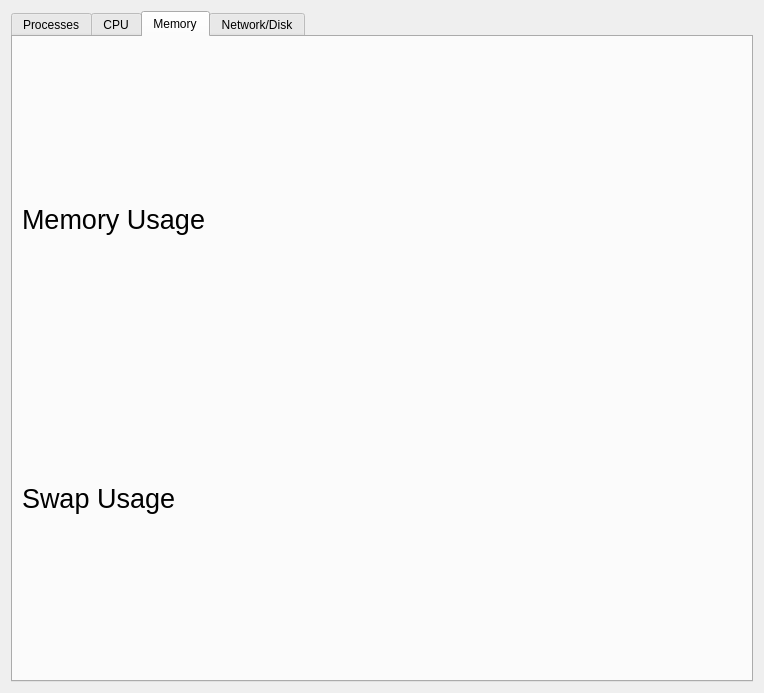
Old version of the form UI/task_manager.ui in the repository bhatnitish1998/SL_Task_Manager.
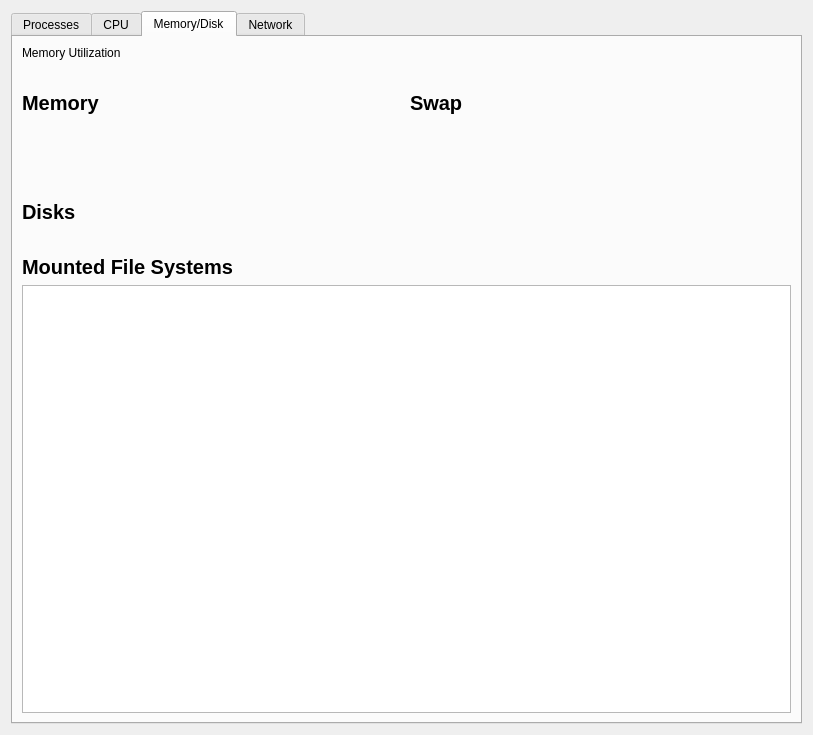
New version of the form. The open tabs and pages were chosen to show the change.

Commit message: merged disk to memory tab

What changed in the file:
```diff
--- a/UI/task_manager.ui
+++ b/UI/task_manager.ui
@@ -6,8 +6,8 @@
    <rect>
     <x>0</x>
     <y>0</y>
-    <width>764</width>
-    <height>693</height>
+    <width>813</width>
+    <height>735</height>
    </rect>
   </property>
   <property name="windowTitle">
@@ -418,18 +418,64 @@
      </widget>
      <widget class="QWidget" name="tab_memory">
       <attribute name="title">
-       <string>Memory</string>
+       <string>Memory/Disk</string>
       </attribute>
       <layout class="QVBoxLayout" name="verticalLayout_3">
        <item>
-        <layout class="QHBoxLayout" name="hbox_mem_graph"/>
+        <widget class="QLabel" name="label_mem_graph_title">
+         <property name="text">
+          <string>Memory Utilization</string>
+         </property>
+        </widget>
+       </item>
+       <item>
+        <layout class="QHBoxLayout" name="hbox_mem_graph">
+         <property name="bottomMargin">
+          <number>25</number>
+         </property>
+        </layout>
+       </item>
+       <item>
+        <layout class="QHBoxLayout" name="hbox_memory_usage">
+         <property name="rightMargin">
+          <number>0</number>
+         </property>
+         <property name="bottomMargin">
+          <number>50</number>
+         </property>
+         <item>
+          <layout class="QVBoxLayout" name="vbox_memory">
+           <item>
+            <widget class="QLabel" name="label_memory_info">
+             <property name="minimumSize">
+              <size>
+               <width>0</width>
+               <height>0</height>
+              </size>
+             </property>
+             <property name="maximumSize">
+              <size>
+               <width>16777215</width>
+               <height>200</height>
+              </size>
+             </property>
+             <property name="font">
+              <font>
+               <pointsize>15</pointsize>
+               <bold>true</bold>
+              </font>
+             </property>
+             <property name="text">
+              <string>Memory</string>
+             </property>
+            </widget>
        </item>
        <item>
         <widget class="QLabel" name="label_mem_usage">
          <property name="minimumSize">
           <size>
            <width>0</width>
-           <height>100</height>
+               <height>0</height>
           </size>
          </property>
          <property name="maximumSize">
@@ -440,11 +486,40 @@
          </property>
          <property name="font">
           <font>
-           <pointsize>20</pointsize>
+               <pointsize>15</pointsize>
           </font>
          </property>
          <property name="text">
-          <string>Memory Usage</string>
+              <string/>
+             </property>
+            </widget>
+           </item>
+          </layout>
+         </item>
+         <item>
+          <layout class="QVBoxLayout" name="vbox_swap">
+           <item>
+            <widget class="QLabel" name="label_swap">
+             <property name="minimumSize">
+              <size>
+               <width>0</width>
+               <height>0</height>
+              </size>
+             </property>
+             <property name="maximumSize">
+              <size>
+               <width>16777215</width>
+               <height>200</height>
+              </size>
+             </property>
+             <property name="font">
+              <font>
+               <pointsize>15</pointsize>
+               <bold>true</bold>
+              </font>
+             </property>
+             <property name="text">
+              <string>Swap</string>
          </property>
         </widget>
        </item>
@@ -453,7 +528,7 @@
          <property name="minimumSize">
           <size>
            <width>0</width>
-           <height>100</height>
+               <height>0</height>
           </size>
          </property>
          <property name="maximumSize">
@@ -464,51 +539,20 @@
          </property>
          <property name="font">
           <font>
-           <pointsize>20</pointsize>
+               <pointsize>15</pointsize>
           </font>
          </property>
          <property name="text">
-          <string>Swap Usage</string>
+              <string/>
          </property>
         </widget>
        </item>
       </layout>
-     </widget>
-     <widget class="QWidget" name="tab_network">
-      <attribute name="title">
-       <string>Network/Disk</string>
-      </attribute>
-      <widget class="QWidget" name="horizontalLayoutWidget">
-       <property name="geometry">
-        <rect>
-         <x>30</x>
-         <y>30</y>
-         <width>681</width>
-         <height>141</height>
-        </rect>
-       </property>
-       <layout class="QHBoxLayout" name="hbox_transmit_graph"/>
-      </widget>
-      <widget class="QWidget" name="horizontalLayoutWidget_2">
-       <property name="geometry">
-        <rect>
-         <x>30</x>
-         <y>210</y>
-         <width>681</width>
-         <height>141</height>
-        </rect>
-       </property>
-       <layout class="QHBoxLayout" name="hbox_receive_graph"/>
-      </widget>
+         </item>
+        </layout>
+       </item>
+       <item>
       <widget class="QLabel" name="label_disk_info">
-       <property name="geometry">
-        <rect>
-         <x>30</x>
-         <y>380</y>
-         <width>356</width>
-         <height>23</height>
-        </rect>
-       </property>
        <property name="minimumSize">
         <size>
          <width>0</width>
@@ -531,26 +575,16 @@
         <string>Disks</string>
        </property>
       </widget>
-      <widget class="QWidget" name="horizontalLayoutWidget_3">
-       <property name="geometry">
-        <rect>
-         <x>30</x>
-         <y>410</y>
-         <width>671</width>
-         <height>80</height>
-        </rect>
-       </property>
-       <layout class="QHBoxLayout" name="hbox_disk_info"/>
-      </widget>
-      <widget class="QLabel" name="label_cache_info_3">
-       <property name="geometry">
-        <rect>
-         <x>30</x>
-         <y>510</y>
-         <width>356</width>
-         <height>23</height>
-        </rect>
-       </property>
+       </item>
+       <item>
+        <layout class="QHBoxLayout" name="hbox_disk_info">
+         <property name="bottomMargin">
+          <number>25</number>
+         </property>
+        </layout>
+       </item>
+       <item>
+        <widget class="QLabel" name="label_fs_info">
        <property name="minimumSize">
         <size>
          <width>0</width>
@@ -573,17 +607,39 @@
         <string>Mounted File Systems</string>
        </property>
       </widget>
-      <widget class="QWidget" name="verticalLayoutWidget">
-       <property name="geometry">
-        <rect>
-         <x>40</x>
-         <y>550</y>
-         <width>651</width>
-         <height>80</height>
-        </rect>
-       </property>
-       <layout class="QVBoxLayout" name="vbox_file_system"/>
-      </widget>
+       </item>
+       <item>
+        <layout class="QVBoxLayout" name="vbox_file_system">
+         <item>
+          <widget class="QTableWidget" name="table_file_system">
+           <property name="minimumSize">
+            <size>
+             <width>0</width>
+             <height>100</height>
+            </size>
+           </property>
+           <attribute name="horizontalHeaderVisible">
+            <bool>false</bool>
+           </attribute>
+           <attribute name="horizontalHeaderStretchLastSection">
+            <bool>true</bool>
+           </attribute>
+           <attribute name="verticalHeaderVisible">
+            <bool>false</bool>
+           </attribute>
+           <attribute name="verticalHeaderStretchLastSection">
+            <bool>false</bool>
+           </attribute>
+          </widget>
+         </item>
+        </layout>
+       </item>
+      </layout>
+     </widget>
+     <widget class="QWidget" name="tab_network">
+      <attribute name="title">
+       <string>Network</string>
+      </attribute>
      </widget>
     </widget>
    </item>
```
Left out of the diff: 21 changed lines with no effect on the pictures. Lines whose indentation alone changed are shown as unchanged. The commit also changes 2 other files.
